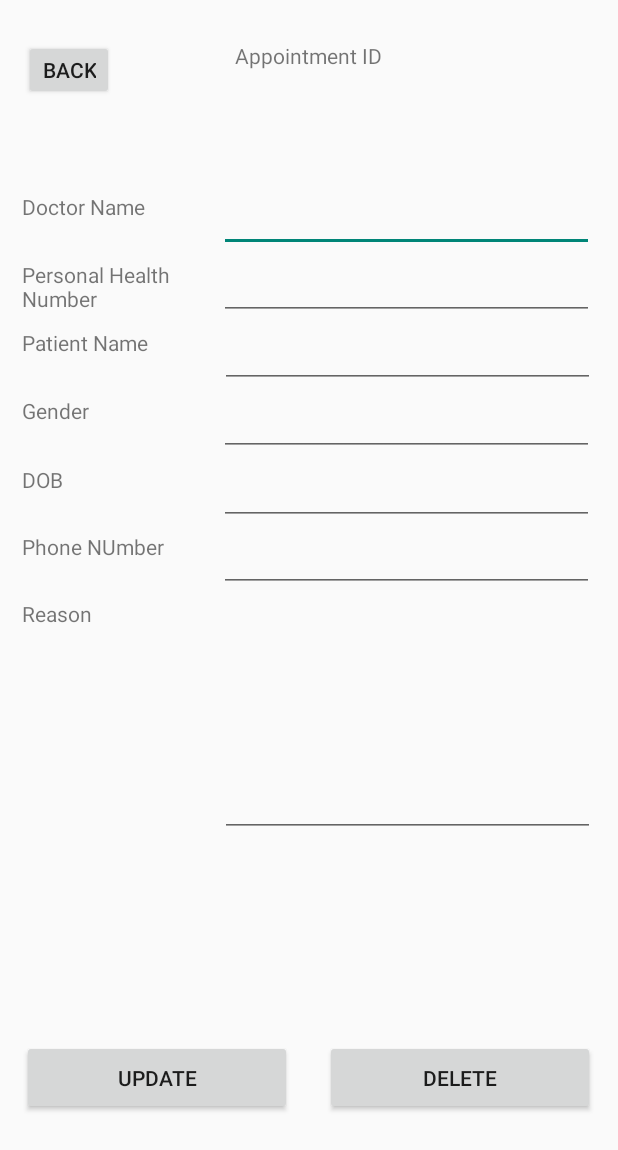
After one commit to leshanLC/Health-Connect, an Android app: the view_appointment screen opened directly, with no data from a screen before it, on a phone screen of 412 x 824 dp. The commit adds this screen. Shown: the top 1150 px of the screen. Run offline under Robolectric (Android 15) with nearby library versions, the phone set to English and light mode, and no system bars.

Commit message:
appointments ui complete

```diff
--- a/app/src/main/AndroidManifest.xml
+++ b/app/src/main/AndroidManifest.xml
@@ -13,6 +13,12 @@
         android:theme="@style/Theme.HealthConnect"
         tools:targetApi="31">
         <activity
+            android:name=".update_appointment"
+            android:exported="false" />
+        <activity
+            android:name=".view_appointment"
+            android:exported="false" />
+        <activity
             android:name=".appointment"
             android:exported="false" />
         <activity
--- /dev/null
+++ b/app/src/main/java/com/example/healthconnect/view_appointment.java
@@ -0,0 +1,20 @@
+package com.example.healthconnect;
+
+import android.os.Bundle;
+
+import androidx.activity.EdgeToEdge;
+import androidx.appcompat.app.AppCompatActivity;
+import androidx.core.graphics.Insets;
+import androidx.core.view.ViewCompat;
+import androidx.core.view.WindowInsetsCompat;
+
+public class view_appointment extends AppCompatActivity {
+
+    @Override
+    protected void onCreate(Bundle savedInstanceState) {
+        super.onCreate(savedInstanceState);
+        EdgeToEdge.enable(this);
+        setContentView(R.layout.activity_view_appointment);
+
+    }
+}
--- /dev/null
+++ b/app/src/main/res/layout/activity_view_appointment.xml
@@ -0,0 +1,265 @@
+<?xml version="1.0" encoding="utf-8"?>
+<androidx.constraintlayout.widget.ConstraintLayout xmlns:android="http://schemas.android.com/apk/res/android"
+    xmlns:app="http://schemas.android.com/apk/res-auto"
+    xmlns:tools="http://schemas.android.com/tools"
+    android:id="@+id/main"
+    android:layout_width="match_parent"
+    android:layout_height="match_parent"
+    tools:context=".view_appointment">
+
+    <EditText
+        android:id="@+id/txtDoctorName"
+        android:layout_width="250dp"
+        android:layout_height="40dp"
+        android:autofillHints=""
+        android:editable="false"
+        android:ems="10"
+        android:inputType="text"
+        android:text=""
+        app:layout_constraintBottom_toBottomOf="parent"
+        app:layout_constraintEnd_toEndOf="parent"
+        app:layout_constraintHorizontal_bias="0.9"
+        app:layout_constraintStart_toStartOf="parent"
+        app:layout_constraintTop_toTopOf="parent"
+        app:layout_constraintVertical_bias="0.163"
+        tools:ignore="LabelFor" />
+
+    <EditText
+        android:id="@+id/txtPatientPhoneNumber"
+        android:layout_width="250dp"
+        android:layout_height="40dp"
+        android:autofillHints=""
+        android:editable="false"
+        android:ems="10"
+        android:inputType="text"
+        android:text=""
+        app:layout_constraintBottom_toBottomOf="parent"
+        app:layout_constraintEnd_toEndOf="parent"
+        app:layout_constraintHorizontal_bias="0.9"
+        app:layout_constraintStart_toStartOf="parent"
+        app:layout_constraintTop_toTopOf="parent"
+        app:layout_constraintVertical_bias="0.452"
+        tools:ignore="LabelFor,TextFields" />
+
+    <EditText
+        android:id="@+id/txtPatientHealthNumber"
+        android:layout_width="250dp"
+        android:layout_height="40dp"
+        android:autofillHints=""
+        android:editable="false"
+        android:ems="10"
+        android:inputType="text"
+        android:text=""
+        app:layout_constraintBottom_toBottomOf="parent"
+        app:layout_constraintEnd_toEndOf="parent"
+        app:layout_constraintHorizontal_bias="0.9"
+        app:layout_constraintStart_toStartOf="parent"
+        app:layout_constraintTop_toTopOf="parent"
+        app:layout_constraintVertical_bias="0.221"
+        tools:ignore="LabelFor,TextFields" />
+
+    <EditText
+        android:id="@+id/txtPatientName"
+        android:layout_width="250dp"
+        android:layout_height="40dp"
+        android:autofillHints=""
+        android:editable="false"
+        android:ems="10"
+        android:inputType="text"
+        android:text=""
+        app:layout_constraintBottom_toBottomOf="parent"
+        app:layout_constraintEnd_toEndOf="parent"
+        app:layout_constraintHorizontal_bias="0.906"
+        app:layout_constraintStart_toStartOf="parent"
+        app:layout_constraintTop_toTopOf="parent"
+        app:layout_constraintVertical_bias="0.279"
+        tools:ignore="LabelFor" />
+
+    <EditText
+        android:id="@+id/txtPatientGender"
+        android:layout_width="250dp"
+        android:layout_height="40dp"
+        android:autofillHints=""
+        android:editable="false"
+        android:ems="10"
+        android:inputType="text"
+        android:text=""
+        app:layout_constraintBottom_toBottomOf="parent"
+        app:layout_constraintEnd_toEndOf="parent"
+        app:layout_constraintHorizontal_bias="0.9"
+        app:layout_constraintStart_toStartOf="parent"
+        app:layout_constraintTop_toTopOf="parent"
+        app:layout_constraintVertical_bias="0.337"
+        tools:ignore="LabelFor" />
+
+    <EditText
+        android:id="@+id/txtPatientsGender"
+        android:layout_width="250dp"
+        android:layout_height="40dp"
+        android:autofillHints=""
+        android:editable="false"
+        android:ems="10"
+        android:inputType="text"
+        android:text=""
+        app:layout_constraintBottom_toBottomOf="parent"
+        app:layout_constraintEnd_toEndOf="parent"
+        app:layout_constraintHorizontal_bias="0.9"
+        app:layout_constraintStart_toStartOf="parent"
+        app:layout_constraintTop_toTopOf="parent"
+        app:layout_constraintVertical_bias="0.395"
+        tools:ignore="LabelFor" />
+
+    <TextView
+        android:id="@+id/textView13"
+        android:layout_width="100dp"
+        android:layout_height="40dp"
+        android:text="@string/txtAppointmentReason"
+        app:layout_constraintBottom_toBottomOf="parent"
+        app:layout_constraintEnd_toEndOf="parent"
+        app:layout_constraintHorizontal_bias="0.048"
+        app:layout_constraintStart_toStartOf="parent"
+        app:layout_constraintTop_toTopOf="parent"
+        app:layout_constraintVertical_bias="0.509" />
+
+    <TextView
+        android:id="@+id/textView9"
+        android:layout_width="100dp"
+        android:layout_height="40dp"
+        android:text="@string/txtPatientDOB"
+        app:layout_constraintBottom_toBottomOf="parent"
+        app:layout_constraintEnd_toEndOf="parent"
+        app:layout_constraintHorizontal_bias="0.048"
+        app:layout_constraintStart_toStartOf="parent"
+        app:layout_constraintTop_toTopOf="parent"
+        app:layout_constraintVertical_bias="0.395" />
+
+    <TextView
+        android:id="@+id/textView10"
+        android:layout_width="100dp"
+        android:layout_height="40dp"
+        android:text="@string/txtPatientGender"
+        app:layout_constraintBottom_toBottomOf="parent"
+        app:layout_constraintEnd_toEndOf="parent"
+        app:layout_constraintHorizontal_bias="0.048"
+        app:layout_constraintStart_toStartOf="parent"
+        app:layout_constraintTop_toTopOf="parent"
+        app:layout_constraintVertical_bias="0.337" />
+
+    <TextView
+        android:id="@+id/textView2"
+        android:layout_width="100dp"
+        android:layout_height="40dp"
+        android:text="@string/txtPatientHealthNumber"
+        app:layout_constraintBottom_toBottomOf="parent"
+        app:layout_constraintEnd_toEndOf="parent"
+        app:layout_constraintHorizontal_bias="0.048"
+        app:layout_constraintStart_toStartOf="parent"
+        app:layout_constraintTop_toTopOf="parent"
+        app:layout_constraintVertical_bias="0.221" />
+
+    <TextView
+        android:id="@+id/textView12"
+        android:layout_width="100dp"
+        android:layout_height="40dp"
+        android:text="@string/txtPatientPhoneNumber"
+        app:layout_constraintBottom_toBottomOf="parent"
+        app:layout_constraintEnd_toEndOf="parent"
+        app:layout_constraintHorizontal_bias="0.048"
+        app:layout_constraintStart_toStartOf="parent"
+        app:layout_constraintTop_toTopOf="parent"
+        app:layout_constraintVertical_bias="0.452" />
+
+    <TextView
+        android:id="@+id/textView11"
+        android:layout_width="100dp"
+        android:layout_height="40dp"
+        android:text="@string/txtDoctorName"
+        app:layout_constraintBottom_toBottomOf="parent"
+        app:layout_constraintEnd_toEndOf="parent"
+        app:layout_constraintHorizontal_bias="0.048"
+        app:layout_constraintStart_toStartOf="parent"
+        app:layout_constraintTop_toTopOf="parent"
+        app:layout_constraintVertical_bias="0.163" />
+
+    <TextView
+        android:id="@+id/textView3"
+        android:layout_width="100dp"
+        android:layout_height="40dp"
+        android:text="@string/txtPatientName"
+        app:layout_constraintBottom_toBottomOf="parent"
+        app:layout_constraintEnd_toEndOf="parent"
+        app:layout_constraintHorizontal_bias="0.048"
+        app:layout_constraintStart_toStartOf="parent"
+        app:layout_constraintTop_toTopOf="parent"
+        app:layout_constraintVertical_bias="0.279" />
+
+    <TextView
+        android:id="@+id/textView14"
+        android:layout_width="180dp"
+        android:layout_height="35dp"
+        android:text="@string/txtAppointmentID"
+        android:textAlignment="center"
+        app:layout_constraintBottom_toBottomOf="parent"
+        app:layout_constraintEnd_toEndOf="parent"
+        app:layout_constraintHorizontal_bias="0.497"
+        app:layout_constraintStart_toStartOf="parent"
+        app:layout_constraintTop_toTopOf="parent"
+        app:layout_constraintVertical_bias="0.035" />
+
+    <EditText
+        android:id="@+id/txtAppointmentReason"
+        android:layout_width="250dp"
+        android:layout_height="150dp"
+        android:autofillHints=""
+        android:editable="false"
+        android:ems="10"
+        android:gravity="start|top"
+        android:inputType="textMultiLine"
+        app:layout_constraintBottom_toBottomOf="parent"
+        app:layout_constraintEnd_toEndOf="parent"
+        app:layout_constraintHorizontal_bias="0.906"
+        app:layout_constraintStart_toStartOf="parent"
+        app:layout_constraintTop_toTopOf="parent"
+        app:layout_constraintVertical_bias="0.605"
+        tools:ignore="LabelFor,SpeakableTextPresentCheck" />
+
+    <Button
+        android:id="@+id/btnGoBack"
+        android:layout_width="60dp"
+        android:layout_height="40dp"
+        android:text="@string/btnBack"
+        app:layout_constraintBottom_toBottomOf="parent"
+        app:layout_constraintEnd_toEndOf="parent"
+        app:layout_constraintHorizontal_bias="0.045"
+        app:layout_constraintStart_toStartOf="parent"
+        app:layout_constraintTop_toTopOf="parent"
+        app:layout_constraintVertical_bias="0.034"
+        tools:ignore="MissingConstraints" />
+
+    <Button
+        android:id="@+id/btnUpdateAppointment"
+        android:layout_width="180dp"
+        android:layout_height="50dp"
+        android:text="@string/btnUpdateAppointment"
+        app:layout_constraintBottom_toBottomOf="parent"
+        app:layout_constraintEnd_toEndOf="parent"
+        app:layout_constraintHorizontal_bias="0.062"
+        app:layout_constraintStart_toStartOf="parent"
+        app:layout_constraintTop_toTopOf="parent"
+        app:layout_constraintVertical_bias="0.896"
+        tools:ignore="MissingConstraints" />
+
+    <Button
+        android:id="@+id/btnDeleteAppointment"
+        android:layout_width="180dp"
+        android:layout_height="50dp"
+        android:text="@string/btnDeleteAppointment"
+        app:layout_constraintBottom_toBottomOf="parent"
+        app:layout_constraintEnd_toEndOf="parent"
+        app:layout_constraintHorizontal_bias="0.933"
+        app:layout_constraintStart_toStartOf="parent"
+        app:layout_constraintTop_toTopOf="parent"
+        app:layout_constraintVertical_bias="0.896"
+        tools:ignore="MissingConstraints" />
+
+</androidx.constraintlayout.widget.ConstraintLayout>
--- a/app/src/main/res/values/strings.xml
+++ b/app/src/main/res/values/strings.xml
@@ -8,13 +8,18 @@
     <string name="btnUpdateAppointment">Update</string>
     <string name="btnDeleteAppointment">Delete</string>
     <string name="btnAddAppointment">+</string>
+    <string name="btnBack">Back</string>
     <string name="txtAppointmentID">Appointment ID</string>
     <string name="txtPatientName">Patient Name</string>
+    <string name="txtPatientHealthNumber">Personal Health Number</string>
+    <string name="txtPatientPhoneNumber">Phone NUmber</string>
+    <string name="txtPatientGender">Gender</string>
     <string name="txtPatientDOB">DOB</string>">
     <string name="txtDoctorName">Doctor Name</string>
     <string name="txtDate">Date</string>
     <string name="txtTime">Time</string>
     <string name="txtAppointmentReason">Reason</string>
+    <string name="btnAppointments">Appointments</string>
 
 
 </resources>
```
Also changed, not shown: app/src/main/java/com/example/healthconnect/MainActivity.java (+13 -4 lines), app/src/main/java/com/example/healthconnect/appointment.java (+12 -0 lines), app/src/main/java/com/example/healthconnect/update_appointment.java (added, +20 -0 lines), app/src/main/res/layout/activity_appointment.xml (+15 -13 lines), app/src/main/res/layout/activity_main.xml (+7 -6 lines), app/src/main/res/layout/activity_update_appointment.xml (added, +246 -0 lines).
